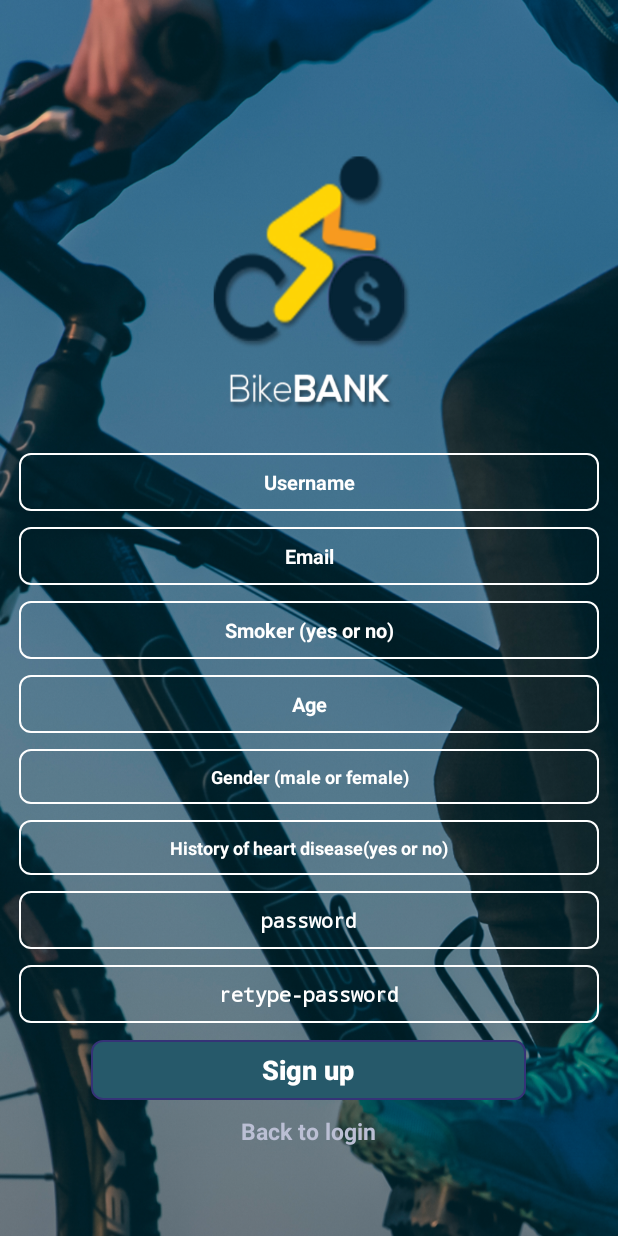
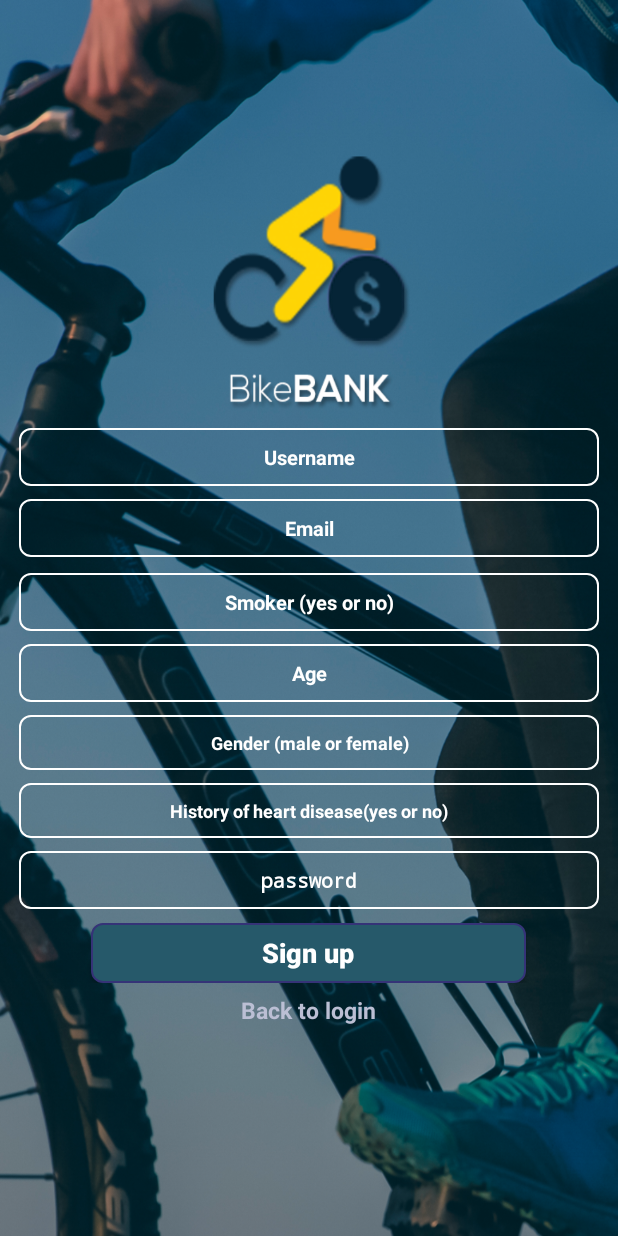
Before and after one commit to sisilliatc/projecte2festa, an Android app: the Register screen opened directly, with no data from a screen before it, on a phone screen of 412 x 824 dp. Run offline under Robolectric (Android 15) with nearby library versions, the phone set to English and light mode, and no system bars; our stand-ins replace Firebase (no records; nobody signed in at launch, a user with empty details on screens opened directly).

```diff
--- a/src/main/AndroidManifest.xml
+++ b/src/main/AndroidManifest.xml
@@ -5,6 +5,7 @@
     <uses-permission android:name="android.permission.INTERNET" />
 
     <application
+        android:name=".volley.AppController"
         android:allowBackup="true"
         android:icon="@mipmap/ic_launcher"
         android:label="MyCycle"
--- a/src/main/java/com/example/sisillia/bikebank/Register.java
+++ b/src/main/java/com/example/sisillia/bikebank/Register.java
@@ -56,7 +56,6 @@ public class Register extends Activity implements
      EditText mDHistory;
      EditText mRage;
      EditText mPass;
-     EditText mPass1;
 
     // [START declare_auth]
     private FirebaseAuth mAuth;
@@ -73,7 +72,6 @@ public class Register extends Activity implements
         mRage = (EditText)findViewById(R.id.field_Rage);
         mRgender = (EditText) findViewById(R.id.field_gender);
         mPass = (EditText)findViewById(R.id.field_Rpass);
-        mPass1 = (EditText)findViewById(R.id.field_Rpass1);
         mSmoker = (EditText) findViewById(R.id.smoker);
         mDHistory = (EditText) findViewById(R.id.diseasehistory);
 
--- a/src/main/res/layout/activity_register.xml
+++ b/src/main/res/layout/activity_register.xml
@@ -10,7 +10,7 @@
 
     <android.support.v4.widget.Space
         android:layout_width="wrap_content"
-        android:layout_height="445px" />
+        android:layout_height="420px" />
 
     <LinearLayout
         android:layout_width="match_parent"
@@ -42,7 +42,7 @@
         android:layout_height="wrap_content"
         android:gravity="center"
         android:paddingBottom="5dp"
-        android:paddingTop="5dp">
+        android:paddingTop="3dp">
 
         <EditText
             android:layout_width="580px"
@@ -66,7 +66,7 @@
         android:layout_width="match_parent"
         android:layout_height="wrap_content"
         android:gravity="center"
-        android:paddingBottom="5dp"
+        android:paddingBottom="3dp"
         android:paddingTop="5dp">
 
         <EditText
@@ -91,7 +91,7 @@
         android:layout_width="match_parent"
         android:layout_height="wrap_content"
         android:gravity="center"
-        android:paddingBottom="5dp"
+        android:paddingBottom="3dp"
         android:paddingTop="5dp">
 
         <EditText
@@ -116,7 +116,7 @@
         android:layout_width="match_parent"
         android:layout_height="wrap_content"
         android:gravity="center"
-        android:paddingBottom="5dp"
+        android:paddingBottom="3dp"
         android:paddingTop="5dp">
 
         <EditText
@@ -142,7 +142,7 @@
         android:layout_width="match_parent"
         android:layout_height="wrap_content"
         android:gravity="center"
-        android:paddingBottom="5dp"
+        android:paddingBottom="3dp"
         android:paddingTop="5dp">
 
         <EditText
@@ -168,7 +168,7 @@
        android:layout_width="match_parent"
        android:layout_height="wrap_content"
        android:gravity="center"
-       android:paddingBottom="5dp"
+       android:paddingBottom="3dp"
        android:paddingTop="5dp">
 
        <EditText
@@ -189,30 +189,6 @@
 
    </LinearLayout>
 
-   <LinearLayout
-       android:layout_width="match_parent"
-       android:layout_height="wrap_content"
-       android:gravity="center"
-       android:paddingBottom="5dp"
-       android:paddingTop="5dp">
-
-       <EditText
-           android:layout_width="580px"
-           android:layout_height="wrap_content"
-           android:inputType="textPassword"
-           android:ems="10"
-           android:background="@drawable/edittextstyle"
-           android:paddingBottom="10dp"
-           android:paddingTop="10dp"
-           android:id="@+id/field_Rpass1"
-           android:hint="retype-password"
-           android:textColorHint="#ffff"
-           android:textAlignment="center"
-           android:textColor="#E1FFFF"
-           android:textStyle="bold"
-           android:textSize="13dp"/>
-
-   </LinearLayout>
 
 
    <LinearLayout
@@ -220,7 +196,7 @@
        android:layout_height="wrap_content"
        android:gravity="center"
        android:paddingTop="6dp"
-       android:paddingBottom="10dp">
+       android:paddingBottom="7dp">
 
        <Button
            android:layout_width="290dp"
```
